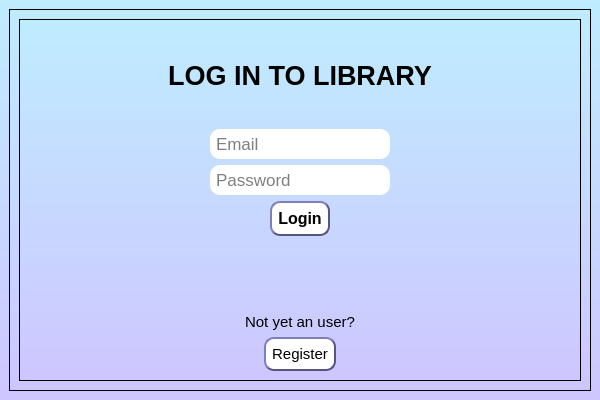
This is ui/login.ui in irakliskhirtladze/Book-library as Qt 5 draws it before an edit. The edited form follows.
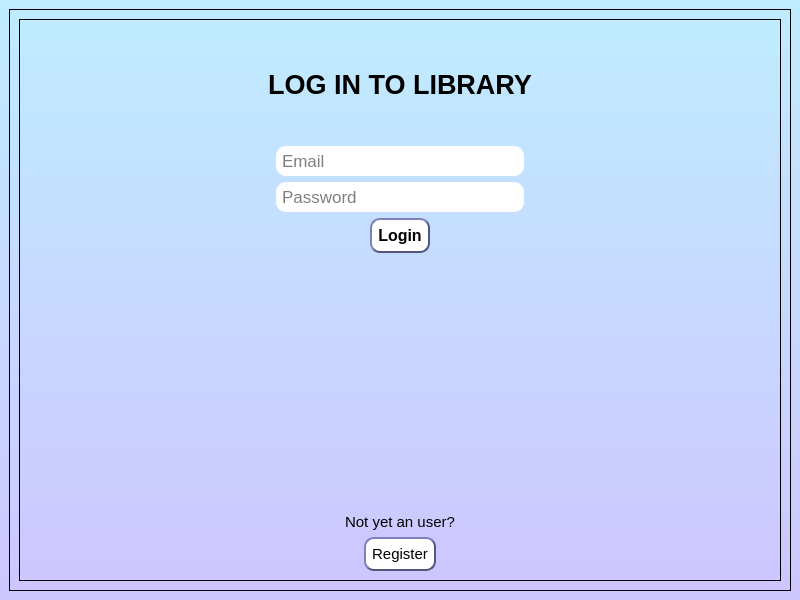
This is the edited form.

What changed in the file:
```diff
--- a/ui/login.ui
+++ b/ui/login.ui
@@ -6,14 +6,14 @@
    <rect>
     <x>0</x>
     <y>0</y>
-    <width>600</width>
-    <height>400</height>
+    <width>800</width>
+    <height>600</height>
    </rect>
   </property>
   <property name="minimumSize">
    <size>
-    <width>600</width>
-    <height>400</height>
+    <width>800</width>
+    <height>600</height>
    </size>
   </property>
   <property name="windowTitle">
```
